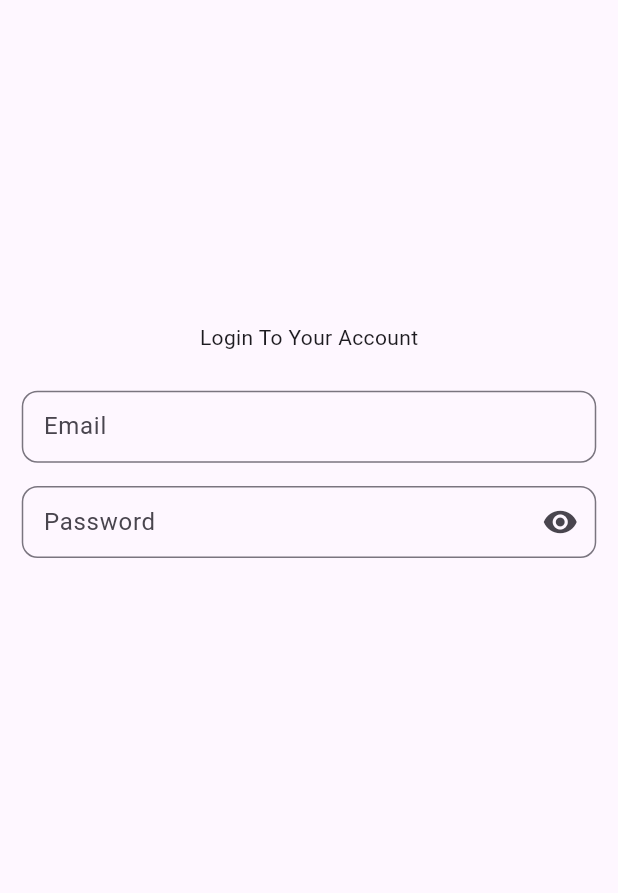
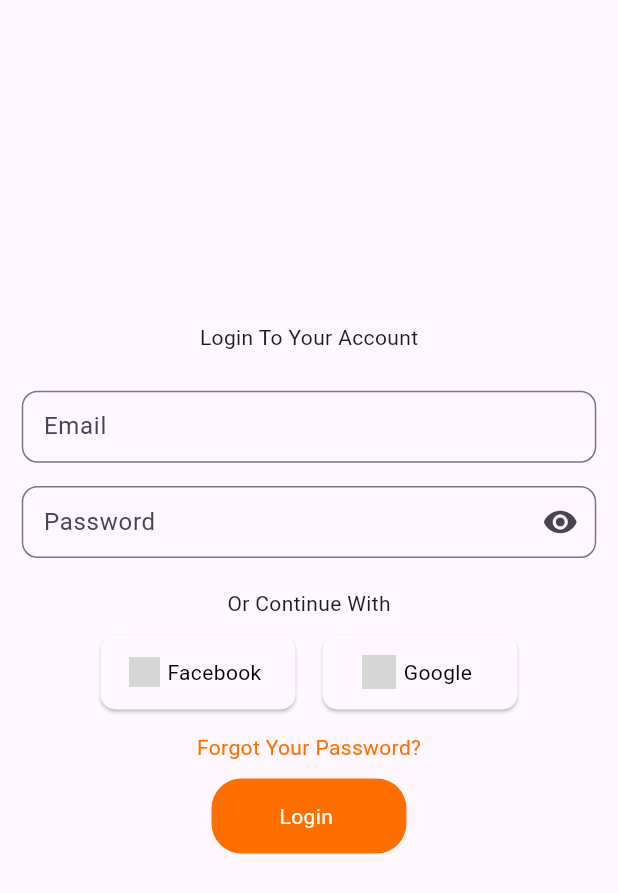
Before and after one commit to awisa-cpu/VegeMarket, a Flutter app: the screen it shows after launch, on a phone screen of 412 x 824 dp. Shown: the top 893 px of the screen. Run offline on Flutter 3.47's test engine with Material 2 defaults, Android fonts, the light colour scheme and no system bars; our stand-ins replace firebase_auth, firebase_core; accounts and stored records are empty; grey boxes are pictures that could not be loaded.

Commit message:
added the facebooka and google sifn in option as well as the login button

```diff
--- a/lib/Views/auth_views/sign_in.dart
+++ b/lib/Views/auth_views/sign_in.dart
@@ -30,7 +30,8 @@ class _SignInViewState extends State<SignInView> {
   @override
   Widget build(BuildContext context) {
     return Scaffold(
-      body: Padding(
+      body: SingleChildScrollView(
+        child: Padding(
           padding: const EdgeInsets.all(14.5),
           child: Column(
             children: [
@@ -90,7 +91,118 @@ class _SignInViewState extends State<SignInView> {
                   ),
                 ),
               ),
+
+              //
+              const SizedBox(
+                height: 20.5,
+              ),
+              const Text('Or Continue With'),
+
+              const SizedBox(
+                height: 10.5,
+              ),
+
+              //other sign in options
+              Row(
+                mainAxisSize: MainAxisSize.min,
+                mainAxisAlignment: MainAxisAlignment.spaceEvenly,
+                children: [
+                  //
+                  Material(
+                    borderRadius: BorderRadius.circular(10),
+                    elevation: 1.0,
+                    child: Container(
+                      width: 130,
+                      height: 50,
+                      alignment: Alignment.center,
+                      child: Row(
+                        mainAxisSize: MainAxisSize.min,
+                        mainAxisAlignment: MainAxisAlignment.spaceBetween,
+                        children: [
+                          Image.asset(
+                            'lib/images/facebook.png',
+                            width: 20.5,
+                            height: 20.5,
+                          ),
+                          const SizedBox(
+                            width: 5,
+                          ),
+                          const Text(
+                            'Facebook ',
+                            style: TextStyle(color: Colors.black),
+                          ),
                         ],
+                      ),
+                    ),
+                  ),
+
+                  //
+                  const SizedBox(
+                    width: 18,
+                  ),
+
+                  //
+                  Material(
+                    borderRadius: BorderRadius.circular(10),
+                    elevation: 1.0,
+                    child: Container(
+                      width: 130,
+                      height: 50,
+                      alignment: Alignment.center,
+                      child: Row(
+                        mainAxisSize: MainAxisSize.min,
+                        mainAxisAlignment: MainAxisAlignment.spaceBetween,
+                        children: [
+                          Image.asset(
+                            'lib/images/google.jpg',
+                            width: 22.5,
+                            height: 22.5,
+                          ),
+                          const SizedBox(
+                            width: 5,
+                          ),
+                          const Text(
+                            'Google ',
+                            style: TextStyle(color: Colors.black),
+                          ),
+                        ],
+                      ),
+                    ),
+                  )
+                ],
+              ),
+
+              //
+              const SizedBox(
+                height: 15.5,
+              ),
+              Text(
+                'Forgot Your Password?',
+                style: TextStyle(color: Colors.amber.shade900),
+              ),
+
+              const SizedBox(
+                height: 10.5,
+              ),
+
+              //login button
+              GestureDetector(
+                onTap: () {},
+                child: Container(
+                  width: 130,
+                  height: 50,
+                  alignment: Alignment.center,
+                  decoration: BoxDecoration(
+                      color: Colors.amber.shade900,
+                      borderRadius: BorderRadius.circular(20)),
+                  child: const Text(
+                    'Login ',
+                    style: TextStyle(color: Colors.white),
+                  ),
+                ),
+              )
+            ],
+          ),
         ),
       ),
     );
```
Lines whose indentation alone changed are shown as unchanged.
